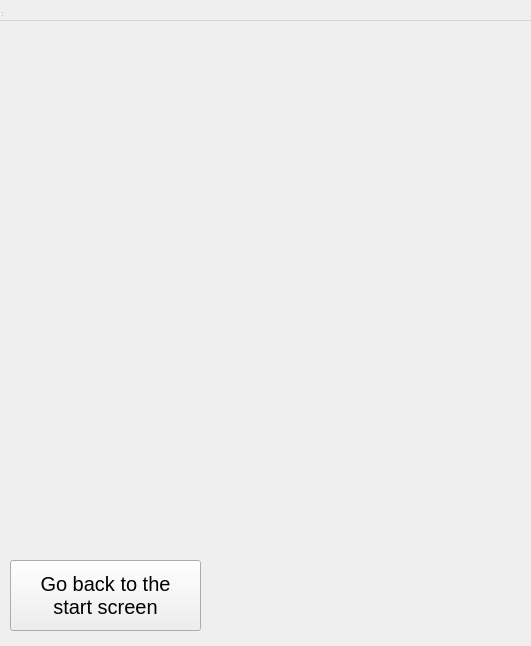
Above: test_mult_window/windowInput.ui from tony-the-cony/dsba-itop2021-hw1 before the change. Below: the same form after it.
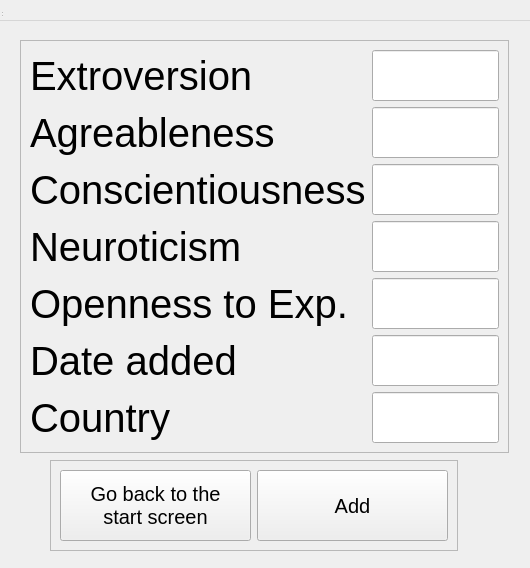
That is the form after the change. Custom widgets are drawn as their Qt base class.

Patch:
```diff
--- a/test_mult_window/windowInput.ui
+++ b/test_mult_window/windowInput.ui
@@ -6,8 +6,8 @@
    <rect>
     <x>0</x>
     <y>0</y>
-    <width>531</width>
-    <height>646</height>
+    <width>530</width>
+    <height>568</height>
    </rect>
   </property>
   <property name="windowTitle">
@@ -18,31 +18,319 @@
     <rect>
      <x>10</x>
      <y>30</y>
-     <width>501</width>
-     <height>601</height>
+     <width>511</width>
+     <height>521</height>
     </rect>
    </property>
-   <widget class="QPushButton" name="pushButton1">
+   <widget class="QFrame" name="frame">
     <property name="geometry">
      <rect>
-      <x>0</x>
-      <y>530</y>
-      <width>191</width>
-      <height>71</height>
+      <x>10</x>
+      <y>10</y>
+      <width>489</width>
+      <height>413</height>
      </rect>
     </property>
-    <property name="font">
-     <font>
-      <pointsize>15</pointsize>
-     </font>
+    <property name="frameShape">
+     <enum>QFrame::StyledPanel</enum>
     </property>
-    <property name="text">
-     <string>Go back to the
+    <property name="frameShadow">
+     <enum>QFrame::Raised</enum>
+    </property>
+    <layout class="QFormLayout" name="formLayout">
+     <item row="0" column="0">
+      <widget class="QLabel" name="LabelExtroversion">
+       <property name="minimumSize">
+        <size>
+         <width>330</width>
+         <height>0</height>
+        </size>
+       </property>
+       <property name="font">
+        <font>
+         <pointsize>30</pointsize>
+        </font>
+       </property>
+       <property name="text">
+        <string>Extroversion</string>
+       </property>
+      </widget>
+     </item>
+     <item row="0" column="1">
+      <widget class="QLineEdit" name="lineEditExtroversion">
+       <property name="minimumSize">
+        <size>
+         <width>0</width>
+         <height>51</height>
+        </size>
+       </property>
+       <property name="font">
+        <font>
+         <pointsize>30</pointsize>
+        </font>
+       </property>
+      </widget>
+     </item>
+     <item row="1" column="0">
+      <widget class="QLabel" name="LabelAgreableness">
+       <property name="minimumSize">
+        <size>
+         <width>330</width>
+         <height>0</height>
+        </size>
+       </property>
+       <property name="font">
+        <font>
+         <pointsize>30</pointsize>
+        </font>
+       </property>
+       <property name="text">
+        <string>Agreableness</string>
+       </property>
+      </widget>
+     </item>
+     <item row="1" column="1">
+      <widget class="QLineEdit" name="lineEditAgreableness">
+       <property name="minimumSize">
+        <size>
+         <width>0</width>
+         <height>51</height>
+        </size>
+       </property>
+       <property name="font">
+        <font>
+         <pointsize>30</pointsize>
+        </font>
+       </property>
+      </widget>
+     </item>
+     <item row="2" column="0">
+      <widget class="QLabel" name="LabelConscientiousness">
+       <property name="minimumSize">
+        <size>
+         <width>330</width>
+         <height>0</height>
+        </size>
+       </property>
+       <property name="font">
+        <font>
+         <pointsize>30</pointsize>
+        </font>
+       </property>
+       <property name="text">
+        <string>Conscientiousness</string>
+       </property>
+      </widget>
+     </item>
+     <item row="2" column="1">
+      <widget class="QLineEdit" name="lineEditConscientiousness">
+       <property name="minimumSize">
+        <size>
+         <width>0</width>
+         <height>51</height>
+        </size>
+       </property>
+       <property name="font">
+        <font>
+         <pointsize>30</pointsize>
+        </font>
+       </property>
+      </widget>
+     </item>
+     <item row="3" column="0">
+      <widget class="QLabel" name="LabelNeuroticism">
+       <property name="minimumSize">
+        <size>
+         <width>330</width>
+         <height>0</height>
+        </size>
+       </property>
+       <property name="font">
+        <font>
+         <pointsize>30</pointsize>
+        </font>
+       </property>
+       <property name="text">
+        <string>Neuroticism</string>
+       </property>
+      </widget>
+     </item>
+     <item row="3" column="1">
+      <widget class="QLineEdit" name="lineEditNeuroticism">
+       <property name="minimumSize">
+        <size>
+         <width>0</width>
+         <height>51</height>
+        </size>
+       </property>
+       <property name="font">
+        <font>
+         <pointsize>30</pointsize>
+        </font>
+       </property>
+      </widget>
+     </item>
+     <item row="4" column="0">
+      <widget class="QLabel" name="LabelOpenness">
+       <property name="minimumSize">
+        <size>
+         <width>330</width>
+         <height>0</height>
+        </size>
+       </property>
+       <property name="font">
+        <font>
+         <pointsize>30</pointsize>
+        </font>
+       </property>
+       <property name="text">
+        <string>Openness to Exp.</string>
+       </property>
+      </widget>
+     </item>
+     <item row="4" column="1">
+      <widget class="QLineEdit" name="lineEditOpenness">
+       <property name="minimumSize">
+        <size>
+         <width>0</width>
+         <height>51</height>
+        </size>
+       </property>
+       <property name="font">
+        <font>
+         <pointsize>30</pointsize>
+        </font>
+       </property>
+      </widget>
+     </item>
+     <item row="5" column="0">
+      <widget class="QLabel" name="LabelDate">
+       <property name="minimumSize">
+        <size>
+         <width>330</width>
+         <height>0</height>
+        </size>
+       </property>
+       <property name="font">
+        <font>
+         <pointsize>30</pointsize>
+        </font>
+       </property>
+       <property name="text">
+        <string>Date added</string>
+       </property>
+      </widget>
+     </item>
+     <item row="5" column="1">
+      <widget class="QLineEdit" name="lineEditDate">
+       <property name="minimumSize">
+        <size>
+         <width>0</width>
+         <height>51</height>
+        </size>
+       </property>
+       <property name="font">
+        <font>
+         <pointsize>30</pointsize>
+        </font>
+       </property>
+      </widget>
+     </item>
+     <item row="6" column="0">
+      <widget class="QLabel" name="LabelCountry">
+       <property name="minimumSize">
+        <size>
+         <width>330</width>
+         <height>0</height>
+        </size>
+       </property>
+       <property name="font">
+        <font>
+         <pointsize>30</pointsize>
+        </font>
+       </property>
+       <property name="text">
+        <string>Country</string>
+       </property>
+      </widget>
+     </item>
+     <item row="6" column="1">
+      <widget class="QLineEdit" name="lineEditCountry">
+       <property name="minimumSize">
+        <size>
+         <width>0</width>
+         <height>51</height>
+        </size>
+       </property>
+       <property name="font">
+        <font>
+         <pointsize>30</pointsize>
+        </font>
+       </property>
+      </widget>
+     </item>
+    </layout>
+   </widget>
+   <widget class="QFrame" name="frame_2">
+    <property name="geometry">
+     <rect>
+      <x>40</x>
+      <y>430</y>
+      <width>408</width>
+      <height>91</height>
+     </rect>
+    </property>
+    <property name="frameShape">
+     <enum>QFrame::StyledPanel</enum>
+    </property>
+    <property name="frameShadow">
+     <enum>QFrame::Raised</enum>
+    </property>
+    <layout class="QHBoxLayout" name="horizontalLayout">
+     <item>
+      <widget class="QPushButton" name="pushButton1">
+       <property name="minimumSize">
+        <size>
+         <width>191</width>
+         <height>71</height>
+        </size>
+       </property>
+       <property name="font">
+        <font>
+         <pointsize>15</pointsize>
+        </font>
+       </property>
+       <property name="text">
+        <string>Go back to the
 start screen</string>
-    </property>
-    <property name="autoDefault">
-     <bool>false</bool>
-    </property>
+       </property>
+       <property name="autoDefault">
+        <bool>false</bool>
+       </property>
+      </widget>
+     </item>
+     <item>
+      <widget class="QPushButton" name="pushButtonAdd">
+       <property name="minimumSize">
+        <size>
+         <width>191</width>
+         <height>71</height>
+        </size>
+       </property>
+       <property name="font">
+        <font>
+         <pointsize>15</pointsize>
+        </font>
+       </property>
+       <property name="text">
+        <string>Add</string>
+       </property>
+       <property name="autoDefault">
+        <bool>false</bool>
+       </property>
+      </widget>
+     </item>
+    </layout>
    </widget>
   </widget>
   <widget class="QMenuBar" name="menubar">
```
